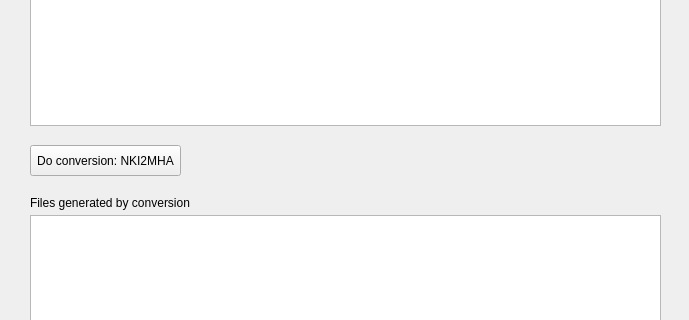
Before: the Qt Designer form src/plastimatch/standalone/nki2mha_converter.ui in simonoxen/plastimatch, drawn with Qt 5; both pictures show x 0 to 689 and y 82 to 402 of the 689 by 495 pixel window.
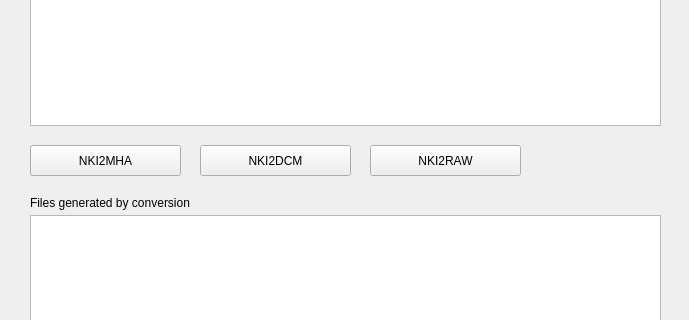
After: the same form once the commit is applied.

Commit message: [NKI2MHA converter] Some features added to help Elekta CBCT study 1) NKI to DCM 2) NKI to RAW(signed short)

```diff
--- a/src/plastimatch/standalone/nki2mha_converter.ui
+++ b/src/plastimatch/standalone/nki2mha_converter.ui
@@ -50,7 +50,7 @@
      </rect>
     </property>
     <property name="text">
-     <string>Do conversion: NKI2MHA</string>
+     <string>NKI2MHA</string>
     </property>
    </widget>
    <widget class="QPlainTextEdit" name="plainTextEdit_Raw">
@@ -86,6 +86,32 @@
      <string>Files generated by conversion</string>
     </property>
    </widget>
+   <widget class="QPushButton" name="pushButton__ToDCM">
+    <property name="geometry">
+     <rect>
+      <x>200</x>
+      <y>210</y>
+      <width>151</width>
+      <height>31</height>
+     </rect>
+    </property>
+    <property name="text">
+     <string>NKI2DCM</string>
+    </property>
+   </widget>
+   <widget class="QPushButton" name="pushButton_ToRAW">
+    <property name="geometry">
+     <rect>
+      <x>370</x>
+      <y>210</y>
+      <width>151</width>
+      <height>31</height>
+     </rect>
+    </property>
+    <property name="text">
+     <string>NKI2RAW</string>
+    </property>
+   </widget>
   </widget>
   <widget class="QMenuBar" name="menuBar">
    <property name="geometry">
```
Left out of the diff: 52 changed lines with no effect on the pictures. The commit also changes 2 other files.
